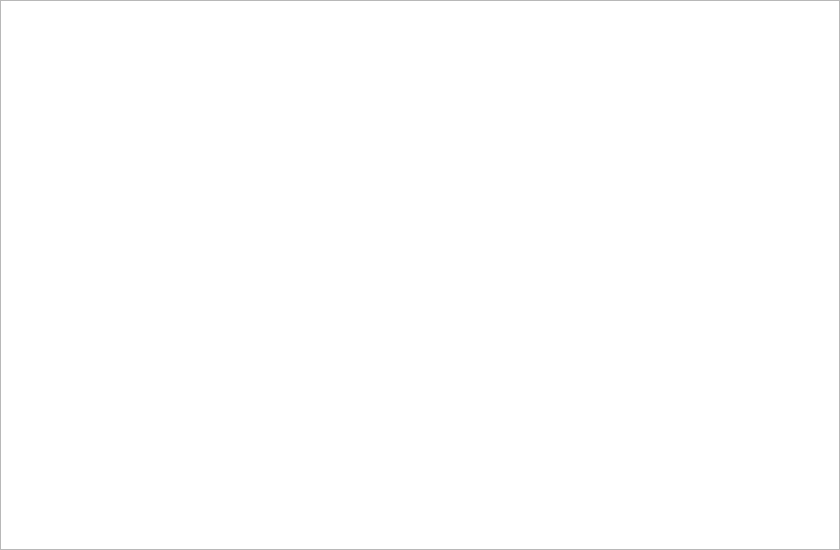
First picture: the form in commandwidget.ui, repository Weies/CMD, before the edit.
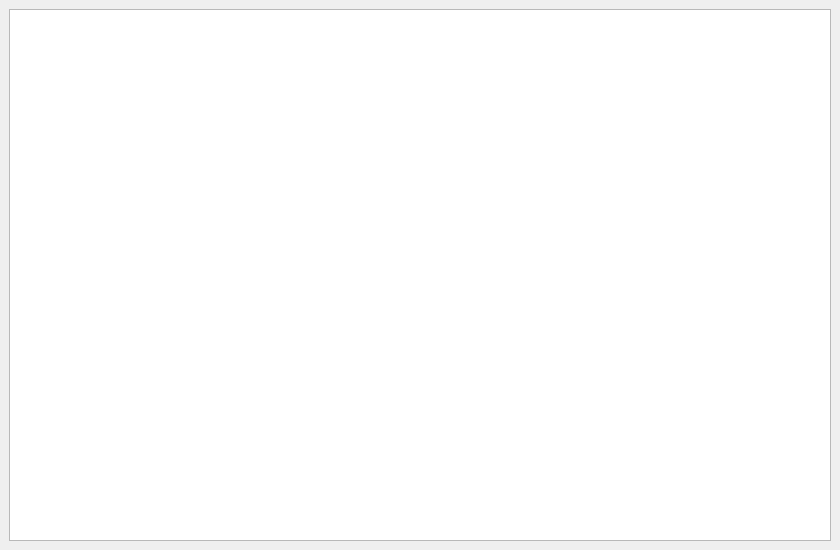
Second picture: the form after the edit.

Patch:
```diff
--- a/commandwidget.ui
+++ b/commandwidget.ui
@@ -22,15 +22,21 @@
   <property name="styleSheet">
    <string notr="true"/>
   </property>
+  <layout class="QHBoxLayout" name="horizontalLayout">
+   <property name="leftMargin">
+    <number>9</number>
+   </property>
+   <property name="topMargin">
+    <number>9</number>
+   </property>
+   <property name="rightMargin">
+    <number>9</number>
+   </property>
+   <property name="bottomMargin">
+    <number>9</number>
+   </property>
+   <item>
   <widget class="QTextEdit" name="textEdit">
-   <property name="geometry">
-    <rect>
-     <x>0</x>
-     <y>0</y>
-     <width>840</width>
-     <height>550</height>
-    </rect>
-   </property>
    <property name="font">
     <font>
      <family>JetBrains Mono SemiBold</family>
@@ -58,6 +64,8 @@
     <bool>true</bool>
    </property>
   </widget>
+   </item>
+  </layout>
  </widget>
  <resources/>
  <connections/>
```
Lines whose indentation alone changed are shown as unchanged.
